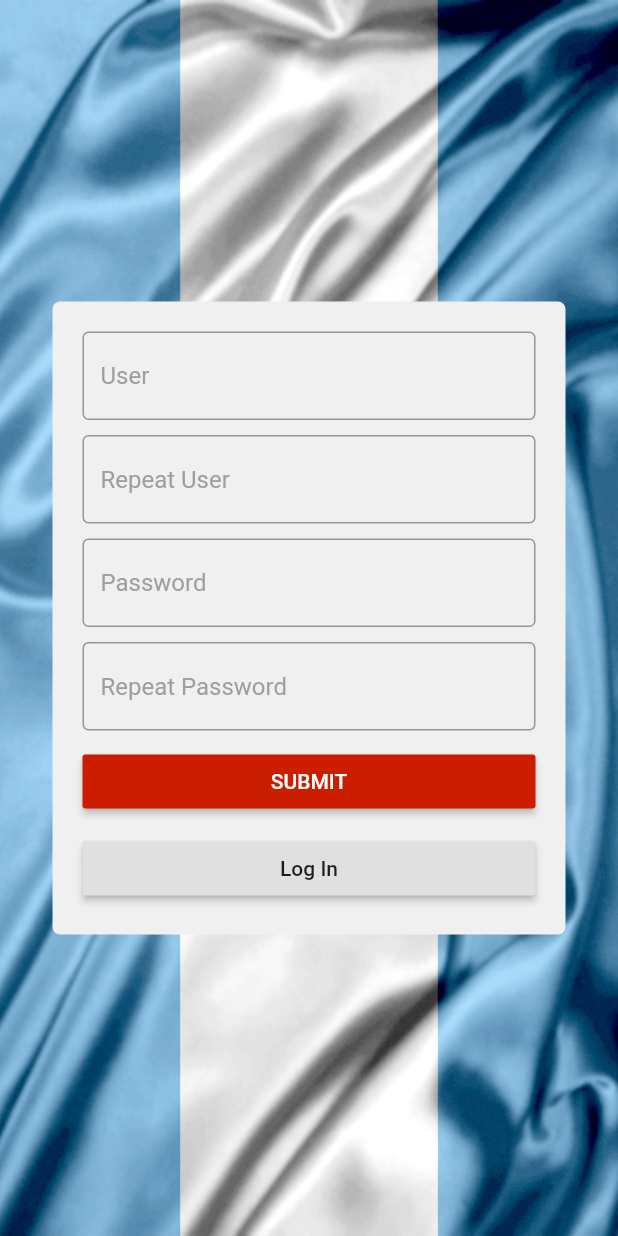
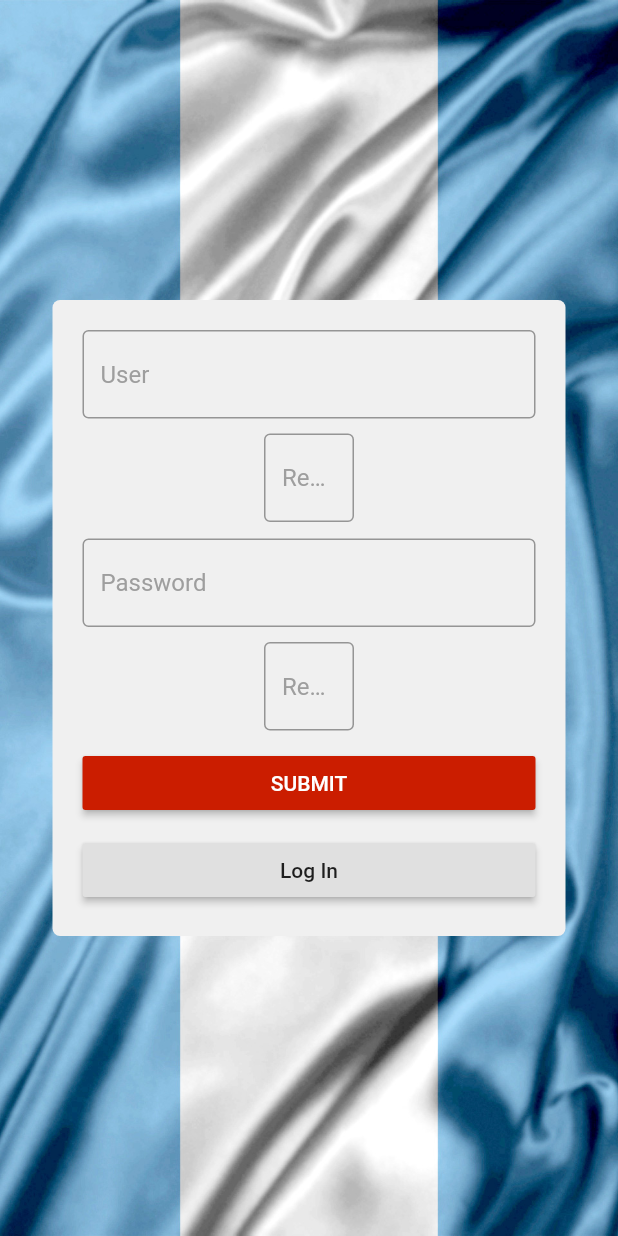
Before and after one commit to matiasratcliffe/AgoraFlutter, a Flutter app: the screen it shows after launch, after a tap on "Register", on a phone screen of 412 x 824 dp. Run offline on Flutter 3.47's test engine with Material 2 defaults, Android fonts, the phone set to English and light mode, and no system bars; network calls fail.

Commit message:
prep for loading symbol

```diff
--- a/lib/pages/login.page.dart
+++ b/lib/pages/login.page.dart
@@ -8,46 +8,24 @@ class LoginPage extends StatefulWidget {
   _LoginPageState createState() => new _LoginPageState();
 }
 
-class _LoginPageState extends State<LoginPage> {
+class _LoginPageState extends State<LoginPage> with SingleTickerProviderStateMixin {
   TextEditingController userFieldController = new TextEditingController();
   TextEditingController userRepeatFieldController = new TextEditingController();
   TextEditingController passFieldController = new TextEditingController();
   TextEditingController passRepeatFieldController = new TextEditingController();
-  Widget passRepeatField;
-  Widget userRepeatField;
+  AnimationController repeatAnimationController;
+  Animation<double> repeatAnimation;
   bool isLoggingIn = true;
+  bool animations = false;
 
   @override
   void initState() {
     super.initState();
     this.isLoggingIn = true;
-    this.userRepeatField = new Column(
-      children: <Widget>[
-        new TextField(
-          controller: userRepeatFieldController,
-          decoration: new InputDecoration(
-            hintText: "Repeat User",
-            hintStyle: new TextStyle(color: Colors.grey),
-            border: new OutlineInputBorder(),
-          )  // InputDecoration
-        ), // TextField
-        new Padding(padding: new EdgeInsets.all(5.0))
-      ], // <Widget>[]
-    ); // Column
-    this.passRepeatField = new Column(
-      children: <Widget>[
-        new Padding(padding: new EdgeInsets.all(5.0)),
-        new TextField(
-          obscureText: true,
-          controller: passRepeatFieldController,
-          decoration: new InputDecoration(
-            hintText: "Repeat Password",
-            hintStyle: new TextStyle(color: Colors.grey),
-            border: new OutlineInputBorder(),
-          ) // InputDecoration
-        ) // TextField
-      ] // <Widget>[]
-    ); // Column
+    repeatAnimationController = new AnimationController(duration: new Duration(milliseconds: 200), vsync: this);
+    repeatAnimation = new CurvedAnimation(parent: repeatAnimationController, curve: Curves.easeIn);
+    repeatAnimation.addListener(() => this.setState((){}));
+    repeatAnimationController.forward();
   }
 
   @override
@@ -56,6 +34,7 @@ class _LoginPageState extends State<LoginPage> {
     userRepeatFieldController.dispose();
     passFieldController.dispose();
     passRepeatFieldController.dispose();
+    repeatAnimationController.dispose();
     super.dispose();
   }
 
@@ -84,6 +63,8 @@ class _LoginPageState extends State<LoginPage> {
                   crossAxisAlignment: CrossAxisAlignment.stretch,
                   mainAxisSize: MainAxisSize.min,
                   children: <Widget>[
+                    new Column(
+                      children: <Widget>[
                         new TextField(
                           controller: userFieldController,
                           decoration: new InputDecoration(
@@ -93,7 +74,24 @@ class _LoginPageState extends State<LoginPage> {
                           ) // InputDecoration
                         ), // TextField
                         new Padding(padding: new EdgeInsets.all(5.0)),
-                    isLoggingIn ? new Container() : userRepeatField,
+                        isLoggingIn ? new Container() :
+                        new Container(
+                          height: 60.0 * repeatAnimation.value,
+                          width: 60.0 * repeatAnimation.value,
+                          child: new Column(
+                            children: <Widget>[
+                              new TextField(
+                                controller: userRepeatFieldController,
+                                decoration: new InputDecoration(
+                                  hintText: "Repeat User",
+                                  hintStyle: new TextStyle(color: Colors.grey),
+                                  border: new OutlineInputBorder(),
+                                )  // InputDecoration
+                              ) // TextField
+                            ] // <Widget>[]
+                          ) // Column
+                        ), // Container
+                        isLoggingIn ? new Container() : new Padding(padding: new EdgeInsets.all(5.0)),
                         new TextField(
                           obscureText: true,
                           controller: passFieldController,
@@ -103,7 +101,27 @@ class _LoginPageState extends State<LoginPage> {
                             border: new OutlineInputBorder(),
                           ) // InputDecoration
                         ), // TextField
-                    isLoggingIn ? new Container() : passRepeatField,
+                        isLoggingIn ? new Container() : new Padding(padding: new EdgeInsets.all(5.0)),
+                        isLoggingIn ? new Container() :
+                        new Container(
+                          height: 60.0 * repeatAnimation.value,
+                          width: 60.0 * repeatAnimation.value,
+                          child: new Column(
+                            children: <Widget>[
+                              new TextField(
+                                obscureText: true,
+                                controller: passRepeatFieldController,
+                                decoration: new InputDecoration(
+                                  hintText: "Repeat Password",
+                                  hintStyle: new TextStyle(color: Colors.grey),
+                                  border: new OutlineInputBorder(),
+                                ) // InputDecoration
+                              ) // TextField
+                            ] // <Widget>[]
+                          ) // Colum
+                        ) // Container
+                      ] // <Widget>[]
+                    ), // Column
                     new Padding(padding: new EdgeInsets.all(5.0)),
                     new RaisedButton(
                       color: Color(0xffCB1D00),
@@ -129,27 +147,24 @@ class _LoginPageState extends State<LoginPage> {
     if (!isLoggingIn) {
       //do the checking?
     }
+    try {
       var res = await HttpService.post({'email': userFieldController.text, 'password': passFieldController.text});
-    try {
-      print(res.statusCode);
-      print(res);
-      print('----------------------------------------');
-      print(res.headers);
-      print('----------------------------------------');
-      print(res.body);
-    } catch(e){
+      if (res.statusCode != 200)
+        throw "error";
+      res.headers['x-auth'];
+    } catch(e) {
       BaseService.dAlert(context, "Error", e.toString());
     }
   }
 
   void toggle() {
     isLoggingIn = !isLoggingIn;
+    repeatAnimationController.reset();
+    repeatAnimationController.forward();
     if (isLoggingIn)
       HttpService.defaultUrl = "https://glacial-refuge-10252.herokuapp.com/users/login";
     else
       HttpService.defaultUrl = "https://glacial-refuge-10252.herokuapp.com/users";
     this.setState((){});
   }
-
-
 }
--- a/lib/services/base.service.dart
+++ b/lib/services/base.service.dart
@@ -2,6 +2,7 @@ import 'package:flutter/material.dart';
 
 class BaseService {
   static bool _dev = true;
+  static get dev => _dev;
 
   static void log(Object obj) {
     if (BaseService._dev)
--- a/lib/services/http.service.dart
+++ b/lib/services/http.service.dart
@@ -1,4 +1,5 @@
 import 'package:http/http.dart' as http;
+//import 'base.service.dart';
 import 'dart:convert';
 
 class HttpService {
@@ -10,7 +11,7 @@ class HttpService {
   static post(Object data, {String url, Map<String, String> headers}) {
     if (url == null) url = defaultUrl;
     if (headers == null) headers = defaultHeaders;
-    print(data);
+    //if (BaseService.dev) print(data);
     return http.post(
       Uri.encodeFull(url),
       headers: headers,
@@ -18,3 +19,11 @@ class HttpService {
     );
   }
 }
+
+main() async {
+  HttpService.defaultUrl = "https://glacial-refuge-10252.herokuapp.com/users/login";
+  //var a = await HttpService.post({'email':'test@test.com', 'password':'12345678'});
+  var a = {'ja': 'lololo'};
+  //print(a.j);
+  print(a['je']);
+}
```
Lines whose indentation alone changed are shown as unchanged.
